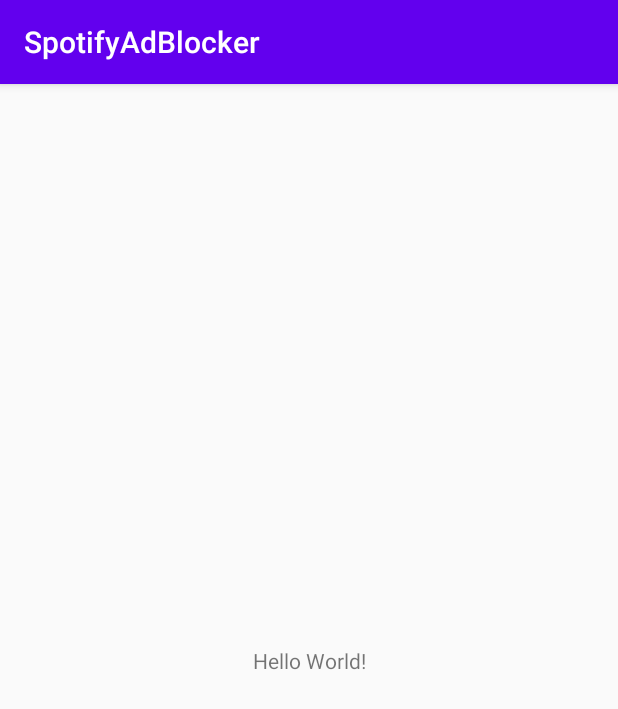
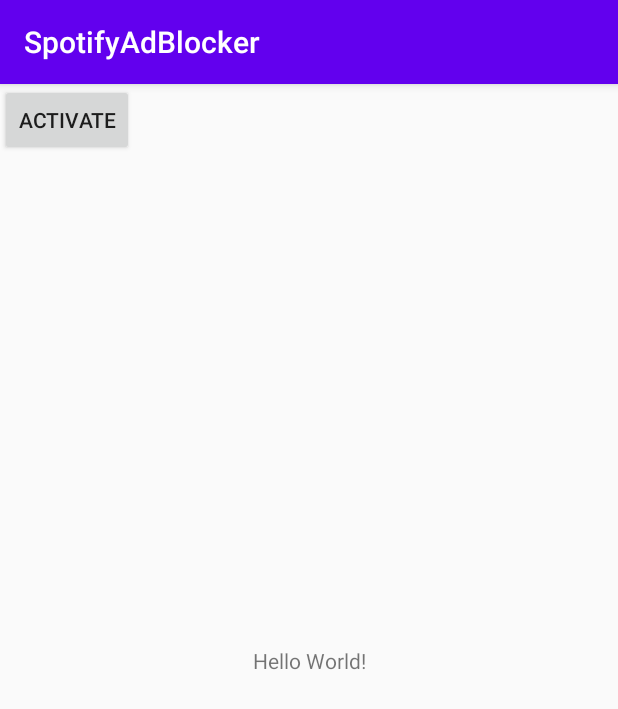
Before and after one commit to biabeniamin/SpotifyAdBlockerAndroid, an Android app: the screen it shows after launch (MainActivity), on a phone screen of 412 x 824 dp. Shown: the top 709 px of the screen. Run offline under Robolectric (Android 15) with nearby library versions, the phone set to English and light mode, and no system bars.

Commit message:
add a button on layout

```diff
--- a/SpotifyAdBlocker/app/src/main/res/layout/activity_main.xml
+++ b/SpotifyAdBlocker/app/src/main/res/layout/activity_main.xml
@@ -15,4 +15,13 @@
         app:layout_constraintRight_toRightOf="parent"
         app:layout_constraintTop_toTopOf="parent" />
 
+    <Button
+        android:id="@+id/button"
+        android:layout_width="wrap_content"
+        android:layout_height="wrap_content"
+        android:onClick="onClick"
+        android:text="Activate"
+        tools:layout_editor_absoluteX="117dp"
+        tools:layout_editor_absoluteY="114dp" />
+
 </androidx.constraintlayout.widget.ConstraintLayout>
```
